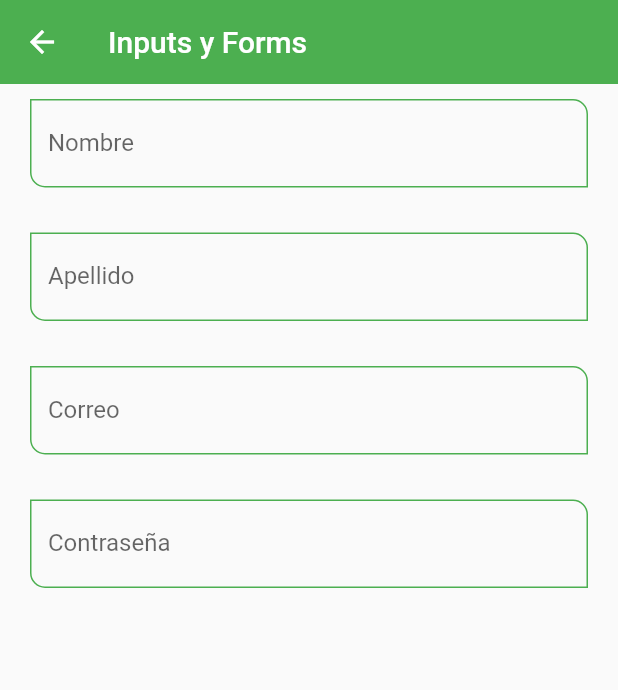
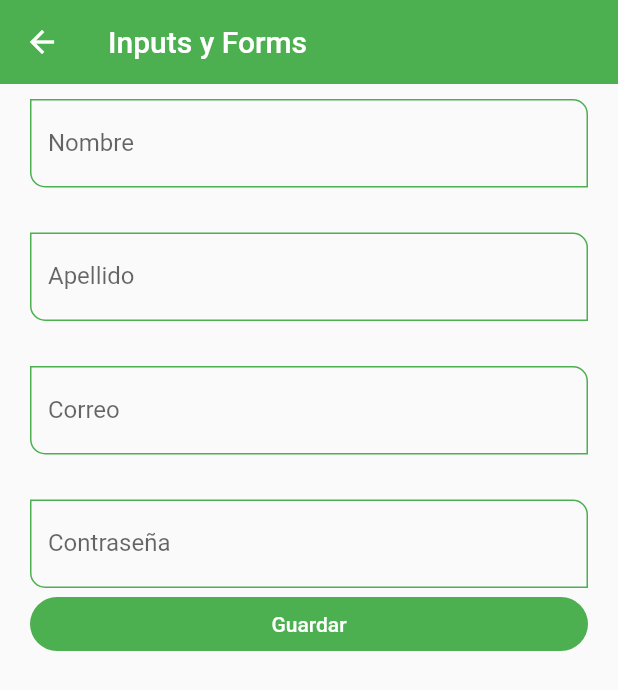
Before and after one commit to DonKames/flutter_components, a Flutter app: the InputsScreen screen opened by its route, on a phone screen of 412 x 824 dp. Shown: the top 690 px of the screen. Run offline on Flutter 3.47's test engine with Material 2 defaults, Android fonts, the phone set to English and light mode, and no system bars.

Commit message:
Curso Flutter 91

```diff
--- a/lib/screens/inputs_screen.dart
+++ b/lib/screens/inputs_screen.dart
@@ -6,6 +6,16 @@ class InputsScreen extends StatelessWidget {
 
   @override
   Widget build(BuildContext context) {
+    final GlobalKey<FormState> myFormKey = GlobalKey<FormState>();
+
+    final Map<String, String> formValues = {
+      'first_name': 'Camilo',
+      'last_name': 'Santander',
+      'email': 'camilo@mail.com',
+      'password': '1234',
+      'role': 'Admin',
+    };
+
     return Scaffold(
       appBar: AppBar(
         title: const Text('Inputs y Forms'),
@@ -13,36 +23,53 @@ class InputsScreen extends StatelessWidget {
       body: SingleChildScrollView(
         child: Padding(
           padding: const EdgeInsets.symmetric(horizontal: 20, vertical: 10),
+          child: Form(
+            key: myFormKey,
             child: Column(
-            children: const [
-              CustomTextFormField(
+              children: [
+                const CustomTextFormField(
                   labelText: 'Nombre',
                   hintText: 'Nombre del Usuario',
                 ),
-              SizedBox(
+                const SizedBox(
                   height: 30,
                 ),
-              CustomTextFormField(
+                const CustomTextFormField(
                   labelText: 'Apellido',
                   hintText: 'Apellido del Usuario',
                 ),
-              SizedBox(
+                const SizedBox(
                   height: 30,
                 ),
-              CustomTextFormField(
+                const CustomTextFormField(
                   labelText: 'Correo',
                   hintText: 'Correo del Usuario',
                   keyboardType: TextInputType.emailAddress,
                 ),
-              SizedBox(
+                const SizedBox(
                   height: 30,
                 ),
-              CustomTextFormField(
+                const CustomTextFormField(
                   labelText: 'Contraseña',
-                hintText: 'Contrasñea del Usuario',
+                  hintText: 'Contraseña del Usuario',
                   obscureText: true,
                 ),
+                ElevatedButton(
+                  onPressed: () {
+                    FocusScope.of(context).requestFocus(FocusNode());
+                    if (!myFormKey.currentState!.validate()) {
+                      return;
+                    }
+                    //* Todo imprimir valores de inputs
+                    print(formValues);
+                  },
+                  child: const SizedBox(
+                    width: double.infinity,
+                    child: Center(child: Text('Guardar')),
+                  ),
+                ),
               ],
+            ),
           ),
         ),
       ),
```
Lines whose indentation alone changed are shown as unchanged.
